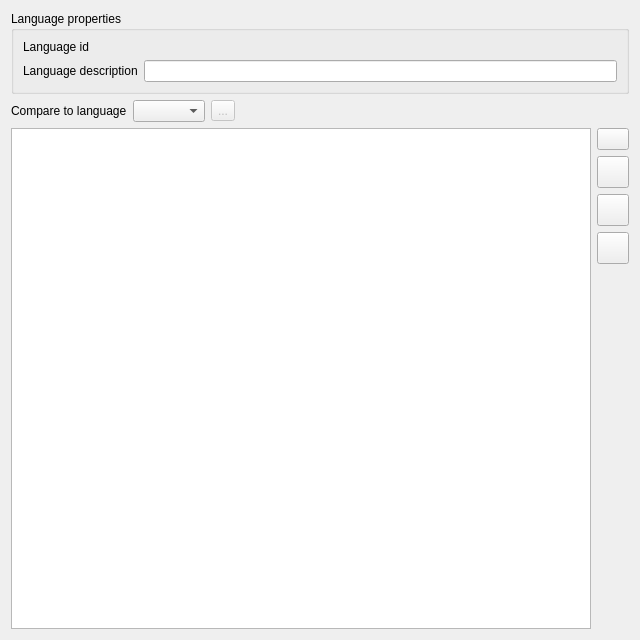
Before: the Qt Designer form src/gui/strings_editor.ui in solarus-games/solarus-quest-editor, drawn with Qt 5.
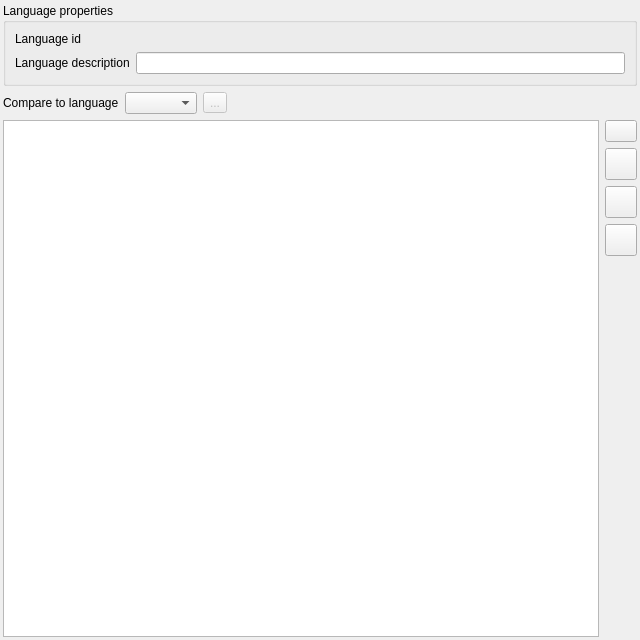
After: the same form once the commit is applied. Icons and pictures are not drawn. Custom widgets are drawn as their Qt base class.

Commit message: Reduce margins of editors

```diff
--- a/src/gui/strings_editor.ui
+++ b/src/gui/strings_editor.ui
@@ -14,6 +14,18 @@
    <string>Strings editor</string>
   </property>
   <layout class="QVBoxLayout" name="verticalLayout">
+   <property name="leftMargin">
+    <number>3</number>
+   </property>
+   <property name="topMargin">
+    <number>3</number>
+   </property>
+   <property name="rightMargin">
+    <number>3</number>
+   </property>
+   <property name="bottomMargin">
+    <number>3</number>
+   </property>
    <item>
     <widget class="QGroupBox" name="language_properties_group_box">
      <property name="title">
```
The commit also changes 5 other files.
